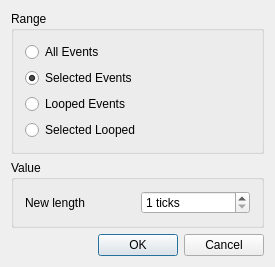
The window that muse2/muse/widgets/function_dialogs/setlenbase.ui (emrum/muse) describes before a commit, drawn with Qt 5.
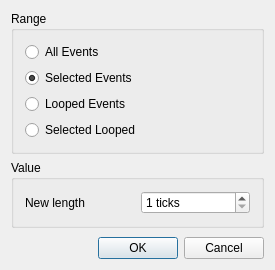
The same window after the commit.

Commit message: added spacers to function dialogs

```diff
--- a/muse2/muse/widgets/function_dialogs/setlenbase.ui
+++ b/muse2/muse/widgets/function_dialogs/setlenbase.ui
@@ -7,7 +7,7 @@
     <x>0</x>
     <y>0</y>
     <width>275</width>
-    <height>264</height>
+    <height>270</height>
    </rect>
   </property>
   <property name="windowTitle">
@@ -113,6 +113,19 @@
      </layout>
     </widget>
    </item>
+   <item>
+    <spacer name="verticalSpacer">
+     <property name="orientation">
+      <enum>Qt::Vertical</enum>
+     </property>
+     <property name="sizeHint" stdset="0">
+      <size>
+       <width>20</width>
+       <height>40</height>
+      </size>
+     </property>
+    </spacer>
+   </item>
    <item>
     <layout class="QHBoxLayout" name="horizontalLayout">
      <property name="spacing">
```
The commit also changes 10 other files.
